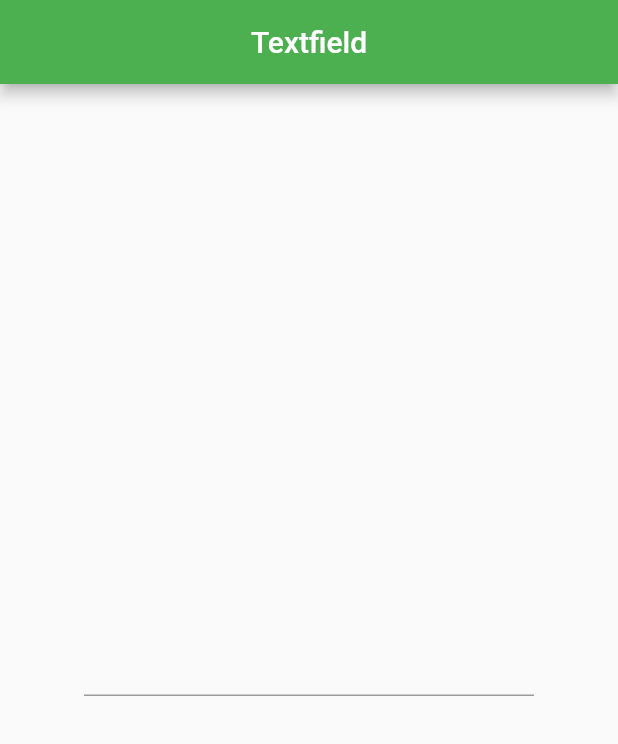
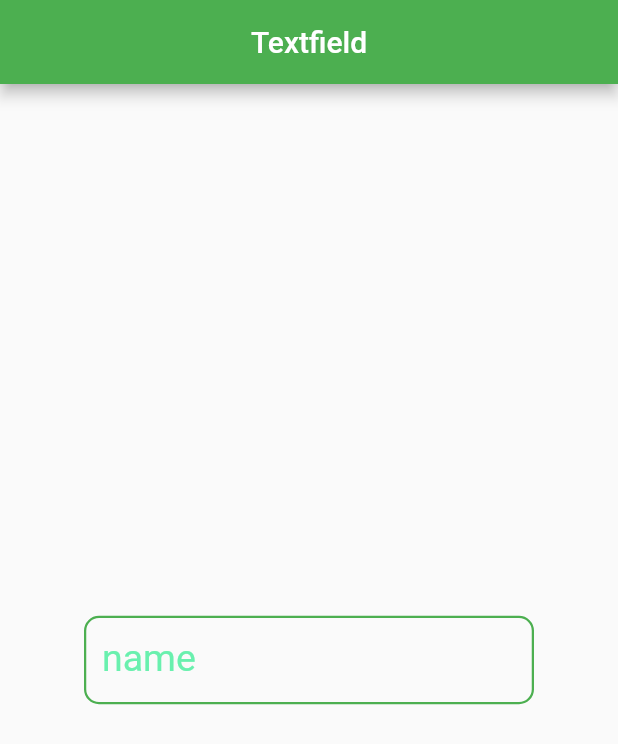
Before and after one commit to kaizer111/flutter_widgets, a Flutter app: the screen it shows after launch, on a phone screen of 412 x 824 dp. Shown: the top 744 px of the screen. Run offline on Flutter 3.47's test engine with Material 2 defaults, Android fonts, the phone set to English and light mode, and no system bars.

Commit message:
Textfieldform border and its properties

```diff
--- a/lib/screens/textfieldscreen.dart
+++ b/lib/screens/textfieldscreen.dart
@@ -15,6 +15,14 @@ class TextfieldScreen extends StatelessWidget {
         child: SizedBox(
           width: 300,
           child: TextFormField(
+            decoration: InputDecoration(
+                labelText: 'name',
+              labelStyle: TextStyle(fontSize: 25,color: Colors.greenAccent,),
+              enabledBorder: OutlineInputBorder(
+                borderSide: BorderSide(color: Colors.green,style: BorderStyle.solid,width: 1.5,),
+                borderRadius: BorderRadius.all(Radius.circular(10)),
+              )
+            ),
 
           ),
         ),
```
